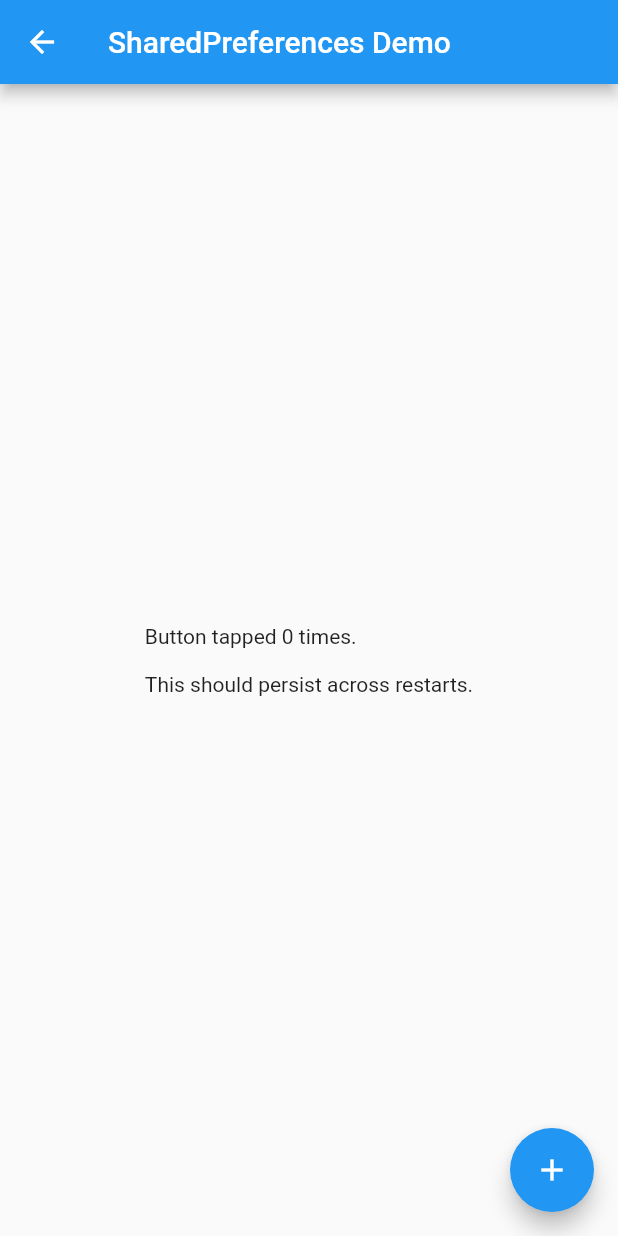
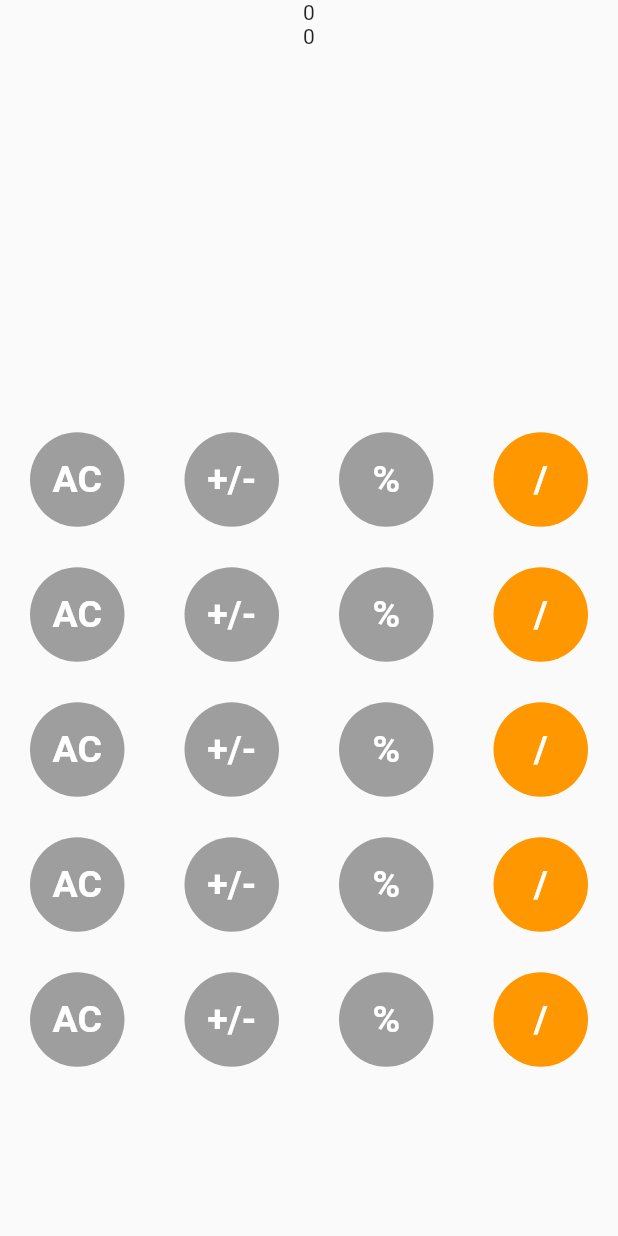
Before and after one commit to Mukaram555/Practice, a Flutter app: the screen it shows after launch, on a phone screen of 412 x 824 dp. Run offline on Flutter 3.47's test engine with Material 2 defaults, Android fonts, the phone set to English and light mode, and no system bars; our stand-ins replace awesome_bottom_bar, flutter_screenutil, shared_preferences; key blocks and very long unbroken strings in the code were emptied for the run.

Commit message:
today work

```diff
--- a/lib/detail_page.dart
+++ b/lib/detail_page.dart
@@ -1,5 +1,3 @@
-import 'dart:ffi';
-
 import 'package:flutter/material.dart';
 import 'package:flutter_screenutil/flutter_screenutil.dart';
 
--- a/lib/home_page.dart
+++ b/lib/home_page.dart
@@ -151,8 +151,9 @@ class _HomePageState extends State<HomePage> {
                                 Text(
                                   "All",
                                   style: TextStyle(
-                                    color: Colors.pink.shade300,
+                                    color: Color(0xffFF69B4),
                                     fontSize: 14.sp,
+                                    fontFamily: 'Pacifico',
                                   ),
                                 ),
                               ],
--- a/lib/main.dart
+++ b/lib/main.dart
@@ -1,9 +1,9 @@
 import 'package:flutter/material.dart';
 import 'package:flutter_screenutil/flutter_screenutil.dart';
-import 'package:practice_flutter/detail_page.dart';
-import 'package:practice_flutter/home_page.dart';
-import 'package:practice_flutter/items_page.dart';
-import 'package:practice_flutter/practice_work/shade_preference.dart';
+import 'package:practice_flutter/practice_work/calculator_practice.dart';
+import 'package:practice_flutter/practice_work/login_page_practice.dart';
+import 'package:practice_flutter/practice_work/lotryapp.dart';
+import 'package:practice_flutter/practice_work/whatsapp_practice.dart';
 
 void main() {
   runApp(const MyApp());
@@ -20,10 +20,15 @@ class MyApp extends StatelessWidget {
         minTextAdapt: true,
         splitScreenMode: true,
         builder: (context, child) {
-          return const MaterialApp(
+          return MaterialApp(
             debugShowCheckedModeBanner: false,
             title: "Practice App",
-            home: MyPage(),
+            home: MyCalculator(),
+            // initialRoute: LotteryApp.id,
+            // routes: {
+            //   LotteryApp.id : (context)=> LotteryApp(),
+            //   LoginMyApp.id : (context) => LoginMyApp(),
+            // },
           );
         });
   }
--- /dev/null
+++ b/lib/practice_work/calculator_practice.dart
@@ -0,0 +1,153 @@
+import 'package:flutter/material.dart';
+
+class MyCalculator extends StatefulWidget {
+  const MyCalculator({Key? key}) : super(key: key);
+
+  @override
+  State<MyCalculator> createState() => _MyCalculatorState();
+}
+
+class _MyCalculatorState extends State<MyCalculator> {
+  @override
+  Widget build(BuildContext context) {
+    return SafeArea(
+      child: Scaffold(
+        body: Column(
+          children: [
+            Expanded(child: Column(
+              children: [
+                Text("0"),
+                Text("0"),
+              ],
+            ),
+            ),
+          Expanded(
+            flex: 2,
+            child: Column(
+              children: [
+                Row(
+                  children: [
+                    MyButton(
+                      value: 'AC',
+                    ),
+                    MyButton(
+                      value: '+/-',
+                    ),
+                    MyButton(
+                      value: '%',
+                    ),
+                    MyButton(
+                      value: '/',ButtonColor: Colors.orange,
+                    ),
+
+                  ],
+                ),
+                Row(
+                  children: [
+                    MyButton(
+                      value: 'AC',
+                    ),
+                    MyButton(
+                      value: '+/-',
+                    ),
+                    MyButton(
+                      value: '%',
+                    ),
+                    MyButton(
+                      value: '/',ButtonColor: Colors.orange,
+                    ),
+
+                  ],
+                ),
+                Row(
+                  children: [
+                    MyButton(
+                      value: 'AC',
+                    ),
+                    MyButton(
+                      value: '+/-',
+                    ),
+                    MyButton(
+                      value: '%',
+                    ),
+                    MyButton(
+                      value: '/',ButtonColor: Colors.orange,
+                    ),
+
+                  ],
+                ),
+                Row(
+                  children: [
+                    MyButton(
+                      value: 'AC',
+                    ),
+                    MyButton(
+                      value: '+/-',
+                    ),
+                    MyButton(
+                      value: '%',
+                    ),
+                    MyButton(
+                      value: '/',ButtonColor: Colors.orange,
+                    ),
+
+                  ],
+                ),
+                Row(
+                  children: [
+                    MyButton(
+                      value: 'AC',
+                    ),
+                    MyButton(
+                      value: '+/-',
+                    ),
+                    MyButton(
+                      value: '%',
+                    ),
+                    MyButton(
+                      value: '/',ButtonColor: Colors.orange,
+                    ),
+
+                  ],
+                ),
+
+              ],
+            ),
+          )
+          ],
+        ),
+      ),
+    );
+  }
+}
+
+class MyButton extends StatelessWidget {
+  String value = '' ;
+  Color ButtonColor;
+  MyButton({Key? key, required this.value,this.ButtonColor=Colors.grey}) : super(key: key);
+
+  @override
+  Widget build(BuildContext context) {
+    return Expanded(
+      child: Padding(
+        padding: const EdgeInsets.symmetric(horizontal: 20),
+        child: Container(
+          height: 90,
+          decoration: BoxDecoration(
+            color: ButtonColor,
+            shape: BoxShape.circle,
+          ),
+          child: Center(
+              child: Text(
+            value,
+            style: TextStyle(
+              color: Colors.white,
+              fontSize: 25,
+              fontWeight: FontWeight.bold,
+            ),
+          )),
+        ),
+      ),
+    );
+  }
+}
--- a/lib/practice_work/shade_preference.dart
+++ b/lib/practice_work/shade_preference.dart
@@ -15,9 +15,11 @@ class MyPage extends StatefulWidget {
 class _MyPageState extends State<MyPage> {
 
   @override
-  void initState(){
+  void initState() async {
     super.initState();
     Timer(Duration(seconds: 4),()=>Navigator.push(context, MaterialPageRoute(builder: (context)=>SharedPreferencesDemo(),),),);
+    SharedPreferences sp = await SharedPreferences.getInstance();
+
   }
   @override
   Widget build(BuildContext context) {
```
Also changed, not shown: lib/practice_work/login_page_practice.dart (added, +213 -0 lines), lib/practice_work/lotryapp.dart (added, +150 -0 lines), lib/practice_work/whatsapp_practice.dart (added, +135 -0 lines), pubspec.yaml (+14 -12 lines), fonts/Pacifico-Regular.ttf (added), fonts/Rubik-Italic-VariableFont_wght.ttf (added), fonts/Rubik-Medium.ttf (added), fonts/Rubik-Regular.ttf (added), pubspec.lock, 6 other files.
